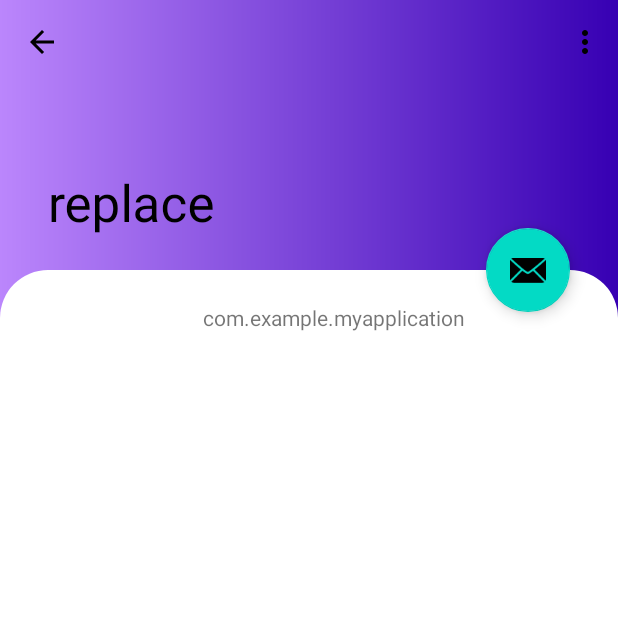
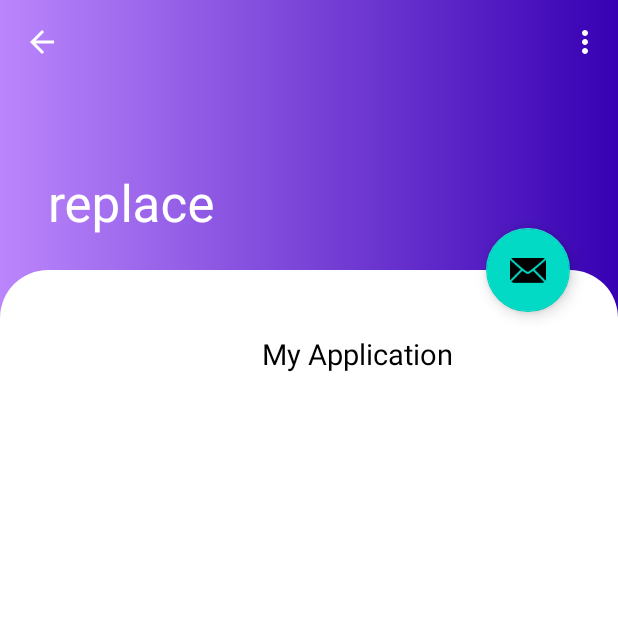
Before and after one commit to tdvuong12/ConCat, an Android app: the ScrollingActivity screen opened directly, with no data from a screen before it, on a phone screen of 412 x 824 dp, the top half of it. Run offline under Robolectric (Android 15) with nearby library versions, the phone set to English and light mode, and no system bars; 1 statement that could not run was skipped.

```diff
--- a/app/src/main/java/com/example/myapplication/AppInfo.java
+++ b/app/src/main/java/com/example/myapplication/AppInfo.java
@@ -11,32 +11,26 @@ import android.widget.Toast;
 public class AppInfo {
     private Context c;
     private String name;
-    private Drawable icon;
-    private Intent intent;
+    private ApplicationInfo applicationInfo;
+    private PackageManager pm;
 
     public AppInfo(Context c, ApplicationInfo applicationInfo, PackageManager pm) {
         this.c = c;
+        this.applicationInfo = applicationInfo;
+        this.pm = pm;
         this.name = applicationInfo.packageName;
-        try {
-            this.icon = pm.getApplicationIcon(this.name);
-        }
-        catch (PackageManager.NameNotFoundException e) {
-            e.printStackTrace();
-        }
-        this.intent = pm.getLaunchIntentForPackage(this.name);
+    }
+    public Drawable getIcon() throws PackageManager.NameNotFoundException {
+        return pm.getApplicationIcon(this.name);
     }
 
-    public String getName() {
-        return name;
-    }
-
-    public Drawable getIcon() {
-        return icon;
+    public String getLabel() {
+        return (String) pm.getApplicationLabel(applicationInfo);
     }
 
     public void launch() {
         try {
-            c.startActivity(intent);
+            c.startActivity(pm.getLaunchIntentForPackage(this.name));
         } catch (ActivityNotFoundException err) {
             Toast t = Toast.makeText(c,
                     R.string.app_not_found, Toast.LENGTH_SHORT);
--- a/app/src/main/java/com/example/myapplication/MyAdapter.java
+++ b/app/src/main/java/com/example/myapplication/MyAdapter.java
@@ -1,16 +1,23 @@
 package com.example.myapplication;
 
 import android.content.Context;
+import android.content.pm.ApplicationInfo;
+import android.content.pm.PackageManager;
+import android.util.Log;
 import android.view.LayoutInflater;
 import android.view.View;
+import android.view.View.OnClickListener;
 import android.view.ViewGroup;
 import android.widget.ImageView;
+import android.widget.LinearLayout;
 import android.widget.TextView;
 
 import androidx.annotation.NonNull;
 import androidx.recyclerview.widget.RecyclerView;
 
 import java.util.List;
+
+import static android.content.ContentValues.TAG;
 
 public class MyAdapter extends RecyclerView.Adapter<MyAdapter.MyViewHolder> {
     private Context context;
@@ -31,8 +38,20 @@ public class MyAdapter extends RecyclerView.Adapter<MyAdapter.MyViewHolder> {
 
     @Override
     public void onBindViewHolder(@NonNull MyAdapter.MyViewHolder holder, int position) {
-        holder.title.setText(appInfos.get(position).getName());
-        holder.icon.setImageDrawable(appInfos.get(position).getIcon());
+        AppInfo app = appInfos.get(position);
+        holder.title.setText(app.getLabel());
+        try {
+            holder.icon.setImageDrawable(app.getIcon());
+        } catch (PackageManager.NameNotFoundException e) {
+            Log.d(TAG, e.toString());
+        }
+
+        holder.rowLayout.setOnClickListener(new OnClickListener() {
+            @Override
+            public void onClick(View v) {
+                app.launch();
+            }
+        });
     }
 
     @Override
@@ -44,11 +63,13 @@ public class MyAdapter extends RecyclerView.Adapter<MyAdapter.MyViewHolder> {
 
         TextView title;
         ImageView icon;
+        LinearLayout rowLayout;
 
         public MyViewHolder(@NonNull View itemView) {
             super(itemView);
             title = itemView.findViewById(R.id.textView);
             icon = itemView.findViewById(R.id.imageView);
+            rowLayout = itemView.findViewById(R.id.rowLayout);
         }
     }
 }
--- a/app/src/main/java/com/example/myapplication/ScrollingActivity.java
+++ b/app/src/main/java/com/example/myapplication/ScrollingActivity.java
@@ -3,23 +3,13 @@ package com.example.myapplication;
 import android.content.Context;
 import android.content.pm.ApplicationInfo;
 import android.content.pm.PackageManager;
-import android.graphics.Color;
+
 import android.os.Bundle;
-import android.util.Log;
-import android.view.LayoutInflater;
+
 import android.view.Menu;
 import android.view.MenuItem;
 import android.view.View;
-import android.view.ViewGroup;
-import android.widget.AdapterView;
-import android.widget.ArrayAdapter;
-import android.widget.ImageView;
-import android.widget.ListView;
-import android.widget.TextView;
-import android.widget.Toast;
 
-import androidx.annotation.NonNull;
-import androidx.annotation.Nullable;
 import androidx.appcompat.app.ActionBar;
 import androidx.appcompat.app.AppCompatActivity;
 import androidx.appcompat.widget.Toolbar;
@@ -43,15 +33,8 @@ public class ScrollingActivity extends AppCompatActivity implements AppBarLayout
     private ActivityScrollingBinding binding;
     private ActionBar actionBar;
 
-    String[] applicationNames = { "Google", "Facebook", "Google", "Facebook", "Google", "Facebook", "Google", "Facebook",
-            "Google", "Facebook", "Google", "Facebook"};
-    int[] applicationIcons = { R.mipmap.ic_launcher, R.mipmap.ic_launcher, R.mipmap.ic_launcher, R.mipmap.ic_launcher,
-            R.mipmap.ic_launcher, R.mipmap.ic_launcher, R.mipmap.ic_launcher, R.mipmap.ic_launcher,
-            R.mipmap.ic_launcher, R.mipmap.ic_launcher, R.mipmap.ic_launcher, R.mipmap.ic_launcher };
-
     RecyclerView applicationRecyclerView;
     List<ApplicationInfo> packages;
-    List<ApplicationInfo> filteredPackages;
     List<AppInfo> appInfos;
 
     @Override
@@ -84,17 +67,8 @@ public class ScrollingActivity extends AppCompatActivity implements AppBarLayout
 
         packages = pm.getInstalledApplications(PackageManager.GET_META_DATA);
 
-        filteredPackages = packages.stream()
+        appInfos = packages.stream()
                 .filter(packageInfo -> pm.getLaunchIntentForPackage(packageInfo.packageName) != null)
-                .collect(Collectors.toList());
-
-        for (ApplicationInfo app: filteredPackages) {
-            Log.d(TAG, "Launchable apps: " + app.packageName);
-        }
-
-        Log.d(TAG, String.valueOf(filteredPackages.size()));
-
-        appInfos = filteredPackages.stream()
                 .map(packageInfo -> new AppInfo(this, packageInfo, pm))
                 .collect(Collectors.toList());
 
--- a/app/src/main/res/layout/activity_main.xml
+++ b/app/src/main/res/layout/activity_main.xml
@@ -18,17 +18,18 @@
 
     <Button
         android:id="@+id/ConCat"
-        android:layout_width="wrap_content"
+        android:layout_width="@dimen/main_button_width"
         android:layout_height="wrap_content"
         android:layout_below="@+id/display"
         android:layout_centerHorizontal="true"
         android:layout_marginTop="100dp"
         android:text="ConCat"
+        android:background="@android:color/holo_red_light"
         ></Button>
 
     <Button
         android:id="@+id/firstButton"
-        android:layout_width="wrap_content"
+        android:layout_width="@dimen/main_button_width"
         android:layout_height="wrap_content"
         android:layout_below="@+id/ConCat"
         android:layout_centerHorizontal="true"
@@ -38,7 +39,7 @@
 
     <Button
         android:id="@+id/secondButton"
-        android:layout_width="wrap_content"
+        android:layout_width="@dimen/main_button_width"
         android:layout_height="wrap_content"
         android:layout_below="@+id/firstButton"
         android:layout_centerHorizontal="true"
@@ -48,7 +49,7 @@
 
     <Button
         android:id="@+id/thirdButton"
-        android:layout_width="wrap_content"
+        android:layout_width="@dimen/main_button_width"
         android:layout_height="wrap_content"
         android:layout_below="@+id/secondButton"
         android:layout_centerHorizontal="true"
@@ -58,7 +59,7 @@
 
     <Button
         android:id="@+id/fourthButton"
-        android:layout_width="wrap_content"
+        android:layout_width="@dimen/main_button_width"
         android:layout_height="wrap_content"
         android:layout_below="@+id/thirdButton"
         android:layout_centerHorizontal="true"
--- a/app/src/main/res/layout/content_scrolling.xml
+++ b/app/src/main/res/layout/content_scrolling.xml
@@ -8,10 +8,21 @@
     tools:showIn="@layout/activity_scrolling"
     android:background="@drawable/ns_bg">
 
-    <androidx.recyclerview.widget.RecyclerView
+    <LinearLayout
         android:layout_width="match_parent"
         android:layout_height="match_parent"
-        android:id="@+id/applicationRecyclerView"/>
+        android:orientation="vertical">
+
+        <RelativeLayout
+            android:layout_width="match_parent"
+            android:layout_height="8dp"/>
+
+        <androidx.recyclerview.widget.RecyclerView
+            android:layout_width="match_parent"
+            android:layout_height="match_parent"
+            android:id="@+id/applicationRecyclerView"/>
+
+    </LinearLayout>
 
 
 </androidx.core.widget.NestedScrollView>
--- a/app/src/main/res/layout/row.xml
+++ b/app/src/main/res/layout/row.xml
@@ -5,7 +5,8 @@
     android:layout_width="match_parent"
     android:layout_height="wrap_content"
     android:orientation="horizontal"
-    android:padding="16dp">
+    android:padding="16dp"
+    android:id="@+id/rowLayout">
 
     <ImageView
         android:id="@+id/imageView"
@@ -17,7 +18,9 @@
         android:id="@+id/textView"
         android:layout_width="match_parent"
         android:layout_height="@dimen/row_height"
+        android:gravity="center"
         android:text="TextView"
-        android:gravity="center"/>
+        android:textColor="@color/black"
+        android:textSize="@dimen/row_text_size" />
 
 </LinearLayout>
--- a/app/src/main/res/values/dimen.xml
+++ b/app/src/main/res/values/dimen.xml
@@ -4,6 +4,8 @@
     <dimen name="app_bar_height">180dp</dimen>
     <dimen name="fab_margin">32dp</dimen>
     <dimen name="text_margin">32dp</dimen>
-    <dimen name="row_height">32dp</dimen>
+    <dimen name="row_height">64dp</dimen>
     <dimen name="ns_bg_round">32dp</dimen>
+    <dimen name="row_text_size">19sp</dimen>
+    <dimen name="main_button_width">128dp</dimen>
 </resources>
--- a/app/src/main/res/values/themes.xml
+++ b/app/src/main/res/values/themes.xml
@@ -20,7 +20,6 @@
     </style>
 
     <style name="Theme.MyApplication.AppBarOverlay" parent="ThemeOverlay.AppCompat.Dark.ActionBar">
-        <item name="android:textColorPrimary">@color/black</item>
     </style>
 
     <style name="Theme.MyApplication.PopupOverlay" parent="ThemeOverlay.AppCompat.Light" />
```
Also changed, not shown: app/src/main/java/com/example/myapplication/MainActivity.java (+0 -27 lines).
